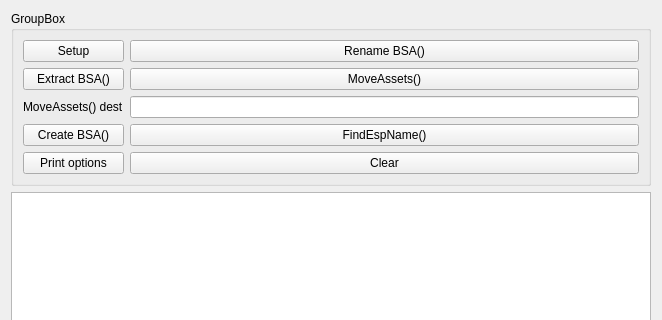
Guekka/cathedral-assets-optimizer, file devmodeui.ui: the form before one commit; both pictures show x 0 to 662 and y 0 to 320 of the 662 by 648 pixel window.
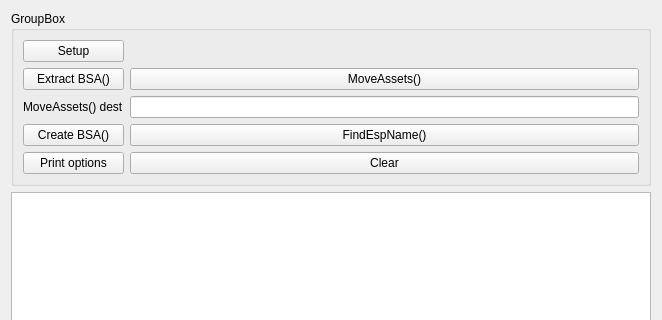
The form after the commit.

Patch:
```diff
--- a/devmodeui.ui
+++ b/devmodeui.ui
@@ -82,13 +82,6 @@
       <item row="3" column="1">
        <widget class="QLineEdit" name="MoveAssetsDest"/>
       </item>
-      <item row="0" column="1">
-       <widget class="QPushButton" name="RenameBSA">
-        <property name="text">
-         <string>Rename BSA()</string>
-        </property>
-       </widget>
-      </item>
      </layout>
     </widget>
    </item>
```
